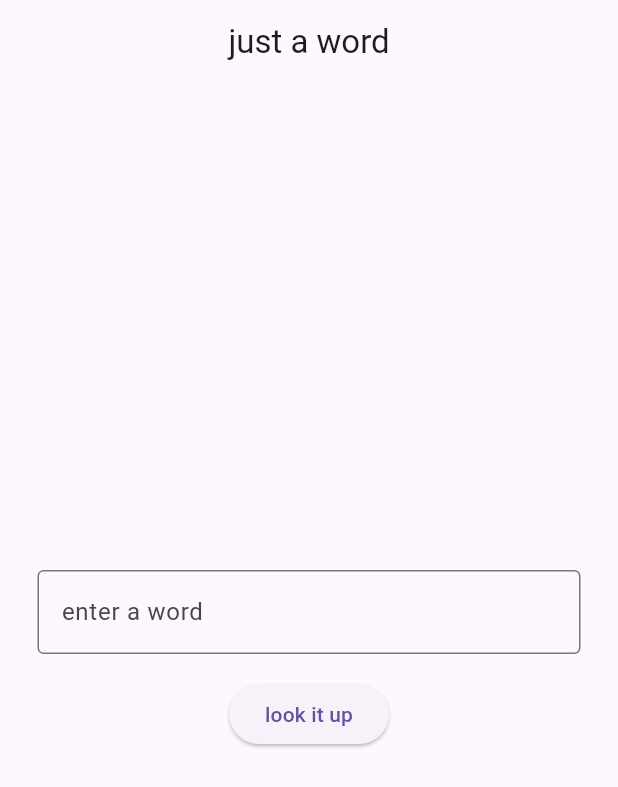
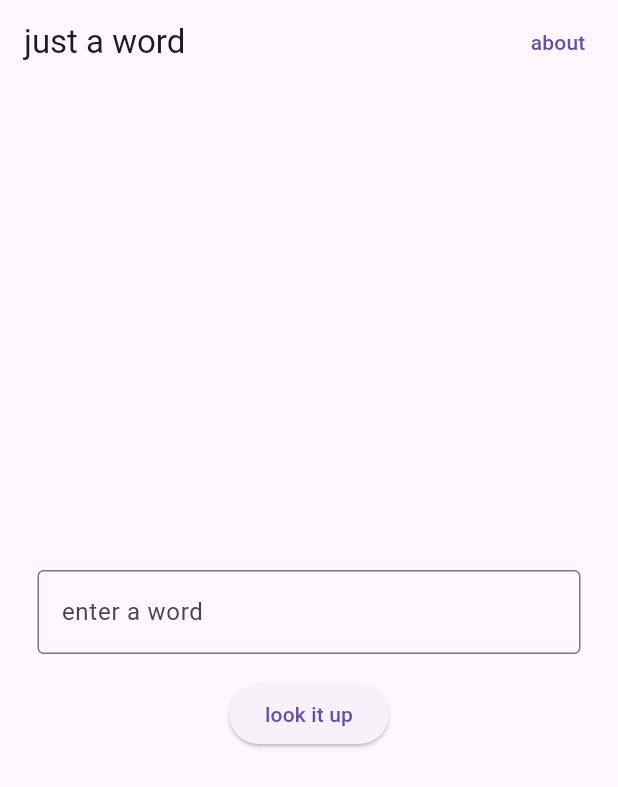
Before and after one commit to colleenkhm/jaw, a Flutter app: the screen it shows after launch, on a phone screen of 412 x 824 dp. Shown: the top 787 px of the screen. Run offline on Flutter 3.47's test engine with Material 3 defaults, Android fonts, the phone set to English and light mode, and no system bars.

Commit message:
add header and simple about section

```diff
--- /dev/null
+++ b/lib/app_header.dart
@@ -0,0 +1,27 @@
+import 'package:flutter/material.dart';
+
+class JawAppBar extends StatelessWidget implements PreferredSizeWidget {
+  const JawAppBar({super.key});
+
+  @override
+  Size get preferredSize => const Size.fromHeight(kToolbarHeight);
+
+  @override
+  Widget build(BuildContext context) {
+    return AppBar(
+      centerTitle: false,
+      automaticallyImplyLeading: false,
+      title: GestureDetector(
+        onTap: () => Navigator.popUntil(context, (route) => route.isFirst),
+        child: const Text('just a word'),
+      ),
+      actions: [
+        TextButton(
+          onPressed: () => Navigator.pushNamed(context, '/about'),
+          child: const Text('about'),
+        ),
+        const SizedBox(width: 8),
+      ],
+    );
+  }
+}
--- a/lib/main.dart
+++ b/lib/main.dart
@@ -1,5 +1,7 @@
 import 'package:flutter/gestures.dart';
 import 'package:flutter/material.dart';
+import 'about_page.dart';
+import 'app_header.dart';
 import 'utils/word_utils.dart';
 
 void main() {
@@ -16,6 +18,7 @@ class MyApp extends StatelessWidget {
       title: 'just a word',
       theme: ThemeData(useMaterial3: true, primarySwatch: Colors.blue),
       home: const HomePage(),
+      routes: {'/about': (context) => const AboutPage()},
     );
   }
 }
@@ -75,11 +78,10 @@ class _HomePageState extends State<HomePage> {
                   if (partOfSpeech.isNotEmpty)
                     Text(
                       partOfSpeech,
-                      style: Theme.of(context).textTheme.labelMedium
-                          ?.copyWith(
-                            fontStyle: FontStyle.italic,
-                            color: Colors.grey,
-                          ),
+                      style: Theme.of(context).textTheme.labelMedium?.copyWith(
+                        fontStyle: FontStyle.italic,
+                        color: Colors.grey,
+                      ),
                     ),
                   const SizedBox(height: 4),
                   Text(definitionText, textAlign: TextAlign.center),
@@ -146,7 +148,7 @@ class _HomePageState extends State<HomePage> {
   @override
   Widget build(BuildContext context) {
     return Scaffold(
-      appBar: AppBar(centerTitle: true, title: const Text('just a word')),
+      appBar: const JawAppBar(),
       body: Center(
         child: ConstrainedBox(
           constraints: const BoxConstraints(maxWidth: 480),
--- a/lib/utils/word_utils.dart
+++ b/lib/utils/word_utils.dart
@@ -2,7 +2,9 @@ import 'dart:convert';
 import 'package:http/http.dart' as http;
 
 Future<Map<String, dynamic>> fetchWord(String word) async {
-  final uri = Uri.parse('https://api.dictionaryapi.dev/api/v2/entries/en/$word');
+  final uri = Uri.parse(
+    'https://api.dictionaryapi.dev/api/v2/entries/en/$word',
+  );
   final response = await http.get(uri);
 
   if (response.statusCode != 200) {
```
Also changed, not shown: lib/about_page.dart (added, +44 -0 lines).
